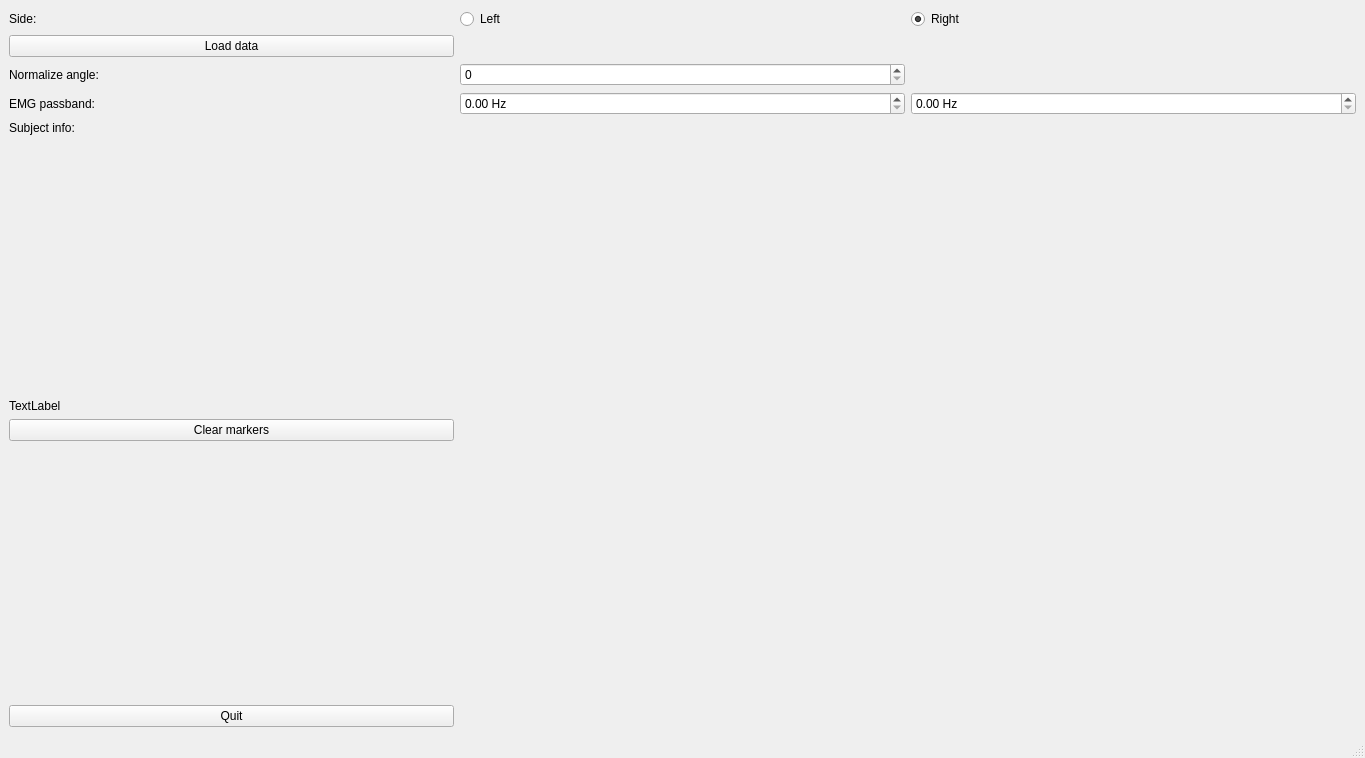
This is gaitutils/nexus_scripts/tardieu.ui in NCH-Motion-Laboratory/gaitutils as Qt 5 draws it before an edit. The edited form follows.
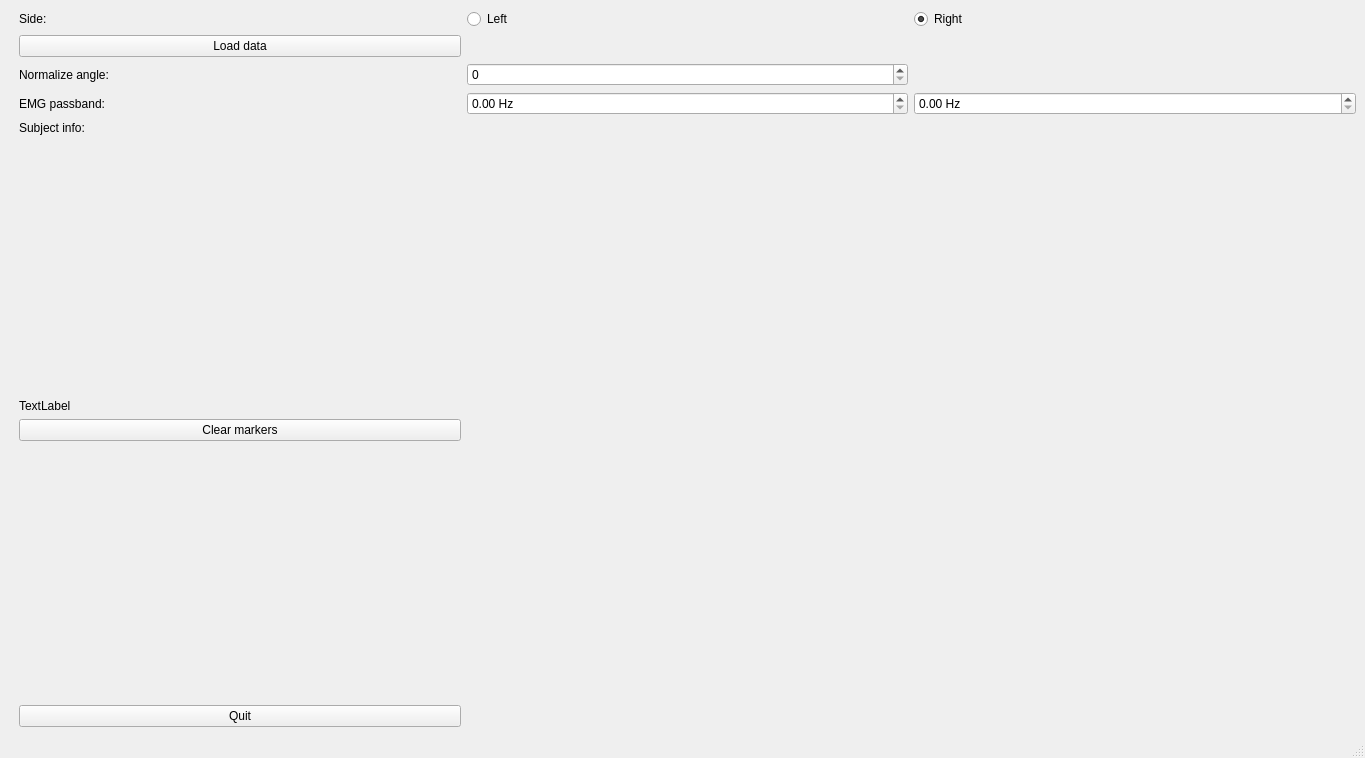
This is the edited form.

```diff
--- a/gaitutils/nexus_scripts/tardieu.ui
+++ b/gaitutils/nexus_scripts/tardieu.ui
@@ -17,7 +17,7 @@
    <layout class="QHBoxLayout" name="horizontalLayout">
     <item>
      <layout class="QGridLayout" name="mainGridLayout">
-      <item row="1" column="2">
+      <item row="1" column="3">
        <widget class="QRadioButton" name="rbRight">
         <property name="text">
          <string>Right</string>
@@ -27,28 +27,28 @@
         </property>
        </widget>
       </item>
-      <item row="1" column="0">
+      <item row="1" column="1">
        <widget class="QLabel" name="label">
         <property name="text">
          <string>Side:</string>
         </property>
        </widget>
       </item>
-      <item row="8" column="0">
+      <item row="8" column="1">
        <widget class="QPushButton" name="btnClearMarkers">
         <property name="text">
          <string>Clear markers</string>
         </property>
        </widget>
       </item>
-      <item row="2" column="0">
+      <item row="2" column="1">
        <widget class="QPushButton" name="btnLoadData">
         <property name="text">
          <string>Load data</string>
         </property>
        </widget>
       </item>
-      <item row="10" column="0">
+      <item row="10" column="1">
        <spacer name="verticalSpacer">
         <property name="orientation">
          <enum>Qt::Vertical</enum>
@@ -61,7 +61,7 @@
         </property>
        </spacer>
       </item>
-      <item row="6" column="0">
+      <item row="6" column="1">
        <spacer name="verticalSpacer_2">
         <property name="orientation">
          <enum>Qt::Vertical</enum>
@@ -74,37 +74,27 @@
         </property>
        </spacer>
       </item>
-      <item row="1" column="1">
+      <item row="1" column="2">
        <widget class="QRadioButton" name="rbLeft">
         <property name="text">
          <string>Left</string>
         </property>
        </widget>
       </item>
-      <item row="11" column="0">
+      <item row="11" column="1">
        <widget class="QPushButton" name="btnQuit">
         <property name="text">
          <string>Quit</string>
         </property>
        </widget>
       </item>
-      <item row="3" column="0">
+      <item row="3" column="1">
        <widget class="QLabel" name="label_2">
         <property name="text">
          <string>Normalize angle:</string>
         </property>
        </widget>
       </item>
-      <item row="4" column="1">
-       <widget class="QDoubleSpinBox" name="doubleSpinBox">
-        <property name="suffix">
-         <string> Hz</string>
-        </property>
-        <property name="maximum">
-         <double>5000.000000000000000</double>
-        </property>
-       </widget>
-      </item>
       <item row="4" column="2">
        <widget class="QDoubleSpinBox" name="doubleSpinBox_2">
         <property name="suffix">
@@ -115,30 +105,56 @@
         </property>
        </widget>
       </item>
-      <item row="4" column="0">
+      <item row="4" column="3">
+       <widget class="QDoubleSpinBox" name="spEMGHigh">
+        <property name="suffix">
+         <string> Hz</string>
+        </property>
+        <property name="maximum">
+         <double>5000.000000000000000</double>
+        </property>
+       </widget>
+      </item>
+      <item row="4" column="1">
        <widget class="QLabel" name="label_3">
         <property name="text">
          <string>EMG passband:</string>
         </property>
        </widget>
       </item>
-      <item row="3" column="1">
-       <widget class="QSpinBox" name="spinBox"/>
+      <item row="3" column="2">
+       <widget class="QSpinBox" name="spNormAngle"/>
       </item>
-      <item row="5" column="0">
+      <item row="5" column="1">
        <widget class="QLabel" name="label_4">
         <property name="text">
          <string>Subject info:</string>
         </property>
        </widget>
       </item>
-      <item row="7" column="0">
+      <item row="7" column="1">
        <widget class="QLabel" name="lblStatus">
         <property name="text">
          <string>TextLabel</string>
         </property>
        </widget>
       </item>
+      <item row="6" column="0">
+       <spacer name="horizontalSpacer">
+        <property name="orientation">
+         <enum>Qt::Horizontal</enum>
+        </property>
+        <property name="sizeType">
+         <enum>QSizePolicy::Fixed</enum>
+        </property>
+        <property name="sizeHint" stdset="0">
+         <size>
+          <width>10</width>
+          <height>20</height>
+         </size>
+        </property>
+       </spacer>
+      </item>
      </layout>
     </item>
    </layout>
```
Left out of the diff: 2 changed lines with no effect on the pictures.
